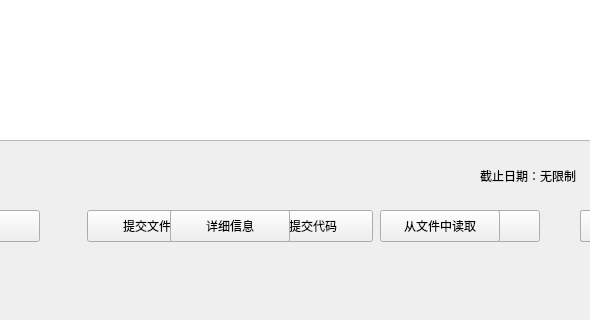
Old version of the form mainWindow.ui in the repository Camorgx/CodiaClient; both pictures show x 310 to 900 and y 420 to 740 of the 1080 by 740 pixel window.
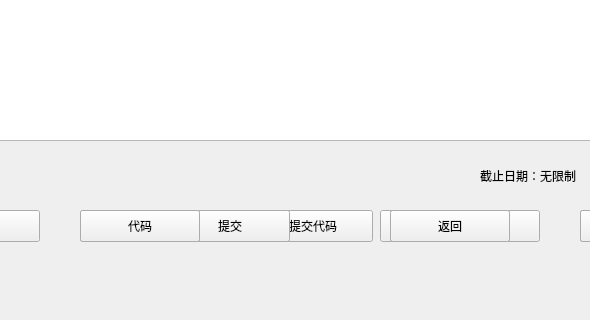
New version of the form. Icons and pictures are not drawn. Custom widgets are drawn as their Qt base class.

Commit message: 完成历史记录页面

Patch:
```diff
--- a/mainWindow.ui
+++ b/mainWindow.ui
@@ -497,7 +497,7 @@
       </rect>
      </property>
      <property name="text">
-      <string>从文件中读取</string>
+      <string>读取文件</string>
      </property>
     </widget>
    </widget>
@@ -558,7 +558,7 @@
       </rect>
      </property>
      <property name="text">
-      <string>详细信息</string>
+      <string>确认</string>
      </property>
     </widget>
     <widget class="NewPushButton" name="pushButtonHistoryBack">
@@ -575,11 +575,144 @@
      </property>
     </widget>
    </widget>
+   <widget class="QFrame" name="frameCode">
+    <property name="geometry">
+     <rect>
+      <x>0</x>
+      <y>0</y>
+      <width>1080</width>
+      <height>768</height>
+     </rect>
+    </property>
+    <property name="minimumSize">
+     <size>
+      <width>1080</width>
+      <height>768</height>
+     </size>
+    </property>
+    <property name="maximumSize">
+     <size>
+      <width>1280</width>
+      <height>768</height>
+     </size>
+    </property>
+    <property name="frameShape">
+     <enum>QFrame::NoFrame</enum>
+    </property>
+    <property name="frameShadow">
+     <enum>QFrame::Raised</enum>
+    </property>
+    <widget class="QTextEdit" name="textEditCode">
+     <property name="geometry">
+      <rect>
+       <x>28</x>
+       <y>30</y>
+       <width>1024</width>
+       <height>531</height>
+      </rect>
+     </property>
+     <property name="readOnly">
+      <bool>true</bool>
+     </property>
+    </widget>
+    <widget class="NewPushButton" name="pushButtonShowTestData">
+     <property name="geometry">
+      <rect>
+       <x>390</x>
+       <y>630</y>
+       <width>120</width>
+       <height>32</height>
+      </rect>
+     </property>
+     <property name="text">
+      <string>测试点</string>
+     </property>
+    </widget>
+    <widget class="NewPushButton" name="pushButtonCodeBack">
+     <property name="geometry">
+      <rect>
+       <x>700</x>
+       <y>630</y>
+       <width>120</width>
+       <height>32</height>
+      </rect>
+     </property>
+     <property name="text">
+      <string>返回</string>
+     </property>
+    </widget>
+   </widget>
+   <widget class="QFrame" name="frameTestData">
+    <property name="geometry">
+     <rect>
+      <x>0</x>
+      <y>0</y>
+      <width>1080</width>
+      <height>768</height>
+     </rect>
+    </property>
+    <property name="minimumSize">
+     <size>
+      <width>1080</width>
+      <height>768</height>
+     </size>
+    </property>
+    <property name="maximumSize">
+     <size>
+      <width>1280</width>
+      <height>768</height>
+     </size>
+    </property>
+    <property name="frameShape">
+     <enum>QFrame::NoFrame</enum>
+    </property>
+    <property name="frameShadow">
+     <enum>QFrame::Raised</enum>
+    </property>
+    <widget class="NewPushButton" name="pushButtonShowCode">
+     <property name="geometry">
+      <rect>
+       <x>390</x>
+       <y>630</y>
+       <width>120</width>
+       <height>32</height>
+      </rect>
+     </property>
+     <property name="text">
+      <string>代码</string>
+     </property>
+    </widget>
+    <widget class="NewPushButton" name="pushButtonTestDataBack">
+     <property name="geometry">
+      <rect>
+       <x>700</x>
+       <y>630</y>
+       <width>120</width>
+       <height>32</height>
+      </rect>
+     </property>
+     <property name="text">
+      <string>返回</string>
+     </property>
+    </widget>
+    <widget class="NewListWidget" name="listWidgetData">
+     <property name="geometry">
+      <rect>
+       <x>28</x>
+       <y>30</y>
+       <width>1024</width>
+       <height>531</height>
+      </rect>
+     </property>
+    </widget>
+   </widget>
    <zorder>framePack</zorder>
    <zorder>frameExercise</zorder>
-   <zorder>frameSubmit</zorder>
-   <zorder>frameQuestion</zorder>
    <zorder>frameHistory</zorder>
+   <zorder>frameQuestion</zorder>
+   <zorder>frameSubmit</zorder>
+   <zorder>frameCode</zorder>
+   <zorder>frameTestData</zorder>
   </widget>
   <widget class="QMenuBar" name="menubar">
    <property name="geometry">
@@ -587,7 +720,7 @@
      <x>0</x>
      <y>0</y>
      <width>1080</width>
-     <height>26</height>
+     <height>24</height>
     </rect>
    </property>
   </widget>
```
The commit also changes 2 other files.
